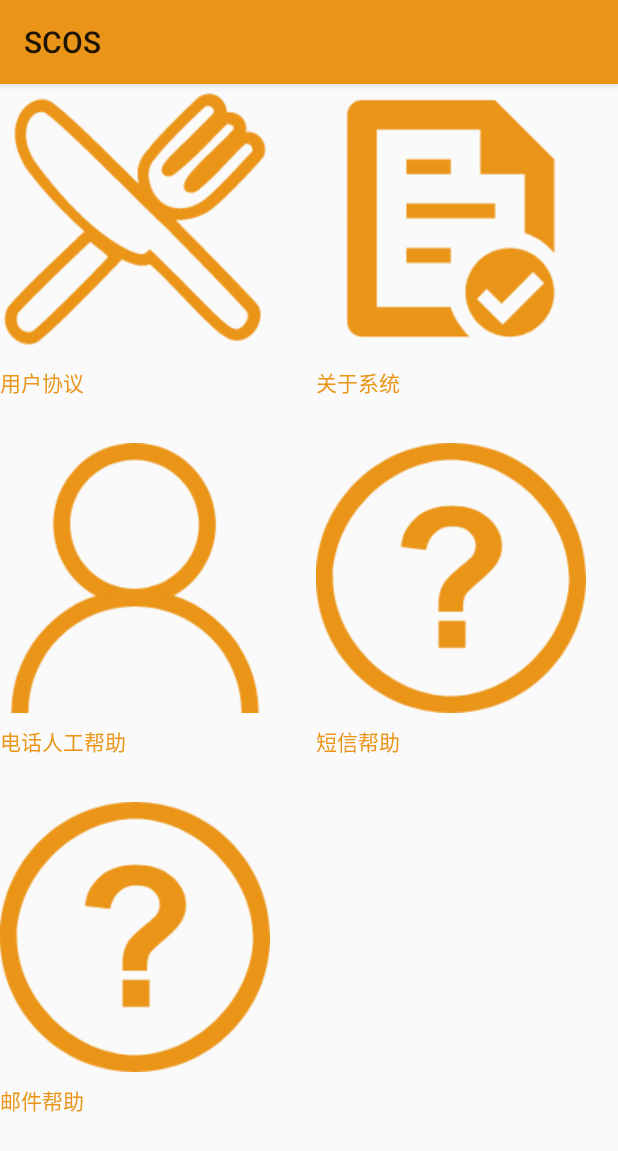
After one commit to lazysheep233/AndroidHomework, an Android app: the SCOSHelper screen opened directly, with no data from a screen before it, on a phone screen of 412 x 824 dp. The commit adds this screen. Shown: the top 1151 px of the screen. Run offline under Robolectric (Android 15) with nearby library versions, the phone set to English and light mode, and no system bars.

Commit message:
修改了E4中6.1

```diff
--- a/app/src/main/AndroidManifest.xml
+++ b/app/src/main/AndroidManifest.xml
@@ -51,8 +51,9 @@
             android:label="@string/title_activity_login_or_register" />
         <activity android:name=".buy1" />
         <activity android:name=".buy2" />
-        <activity android:name=".FoodOrderView"></activity>
-        <activity android:name=".FoodDetailed"></activity>
+        <activity android:name=".FoodOrderView" />
+        <activity android:name=".FoodDetailed" />
+        <activity android:name=".SCOSHelper"></activity>
     </application>
 
 </manifest>
--- a/app/src/main/java/es/source/code/activity/MainScreen.java
+++ b/app/src/main/java/es/source/code/activity/MainScreen.java
@@ -1,6 +1,8 @@
 package es.source.code.activity;
 
+import android.content.Context;
 import android.content.Intent;
+import android.content.SharedPreferences;
 import android.os.Bundle;
 import android.support.annotation.NonNull;
 import android.support.design.widget.BottomNavigationView;
@@ -52,6 +54,8 @@ public class MainScreen extends AppCompatActivity {
         BottomNavigationView navigation = (BottomNavigationView) findViewById(R.id.navigation);
         navigation.setOnNavigationItemSelectedListener(mOnNavigationItemSelectedListener);
 
+        SharedPreferences preferences=getSharedPreferences("userrecord", Context.MODE_PRIVATE);
+        Boolean state =preferences.getBoolean("loginState",false);
 
         /*
         Intent intent1 = getIntent();
--- /dev/null
+++ b/app/src/main/java/es/source/code/activity/SCOSHelper.java
@@ -0,0 +1,82 @@
+package es.source.code.activity;
+
+import android.content.Intent;
+import android.support.v7.app.AppCompatActivity;
+import android.os.Bundle;
+import android.view.View;
+import android.widget.AdapterView;
+import android.widget.GridView;
+import android.widget.SimpleAdapter;
+import android.widget.Toast;
+
+import java.util.ArrayList;
+import java.util.HashMap;
+import java.util.List;
+import java.util.Map;
+
+public class SCOSHelper extends AppCompatActivity implements AdapterView.OnItemClickListener{
+
+    private GridView gview;
+    private List<Map<String, Object>> data_list;
+    private SimpleAdapter sim_adapter;
+
+    private int[] icon = {R.drawable.buy, R.drawable.order,
+            R.drawable.login, R.drawable.help,R.drawable.help};
+    private String[] iconName = {"用户协议", "关于系统", "电话人工帮助", "短信帮助","邮件帮助"};
+
+    @Override
+    protected void onCreate(Bundle savedInstanceState) {
+        super.onCreate(savedInstanceState);
+        setContentView(R.layout.helper);
+
+        gview = (GridView) findViewById(R.id.helpgview);
+
+        data_list = new ArrayList<Map<String, Object>>();
+
+        String[] from = {"image", "text"};
+        int[] to = {R.id.image, R.id.text};
+
+        sim_adapter = new SimpleAdapter(this, data_list, R.layout.item, from, to);
+
+        getData();
+        gview.setAdapter(sim_adapter);
+        gview.setOnItemClickListener(this);
+    }
+
+    public List<Map<String, Object>> getData() {
+
+        for (int i = 0; i < icon.length; i++) {
+            Map<String, Object> map = new HashMap<String, Object>();
+            map.put("image", icon[i]);
+            map.put("text", iconName[i]);
+            data_list.add(map);
+        }
+
+        return data_list;
+    }
+
+    public void onItemClick(AdapterView<?> parent, View view, int position, long id) {
+
+        if (data_list.size()==5){
+            switch (position) {
+                case 0:
+                    Toast.makeText(SCOSHelper.this, "1", Toast.LENGTH_SHORT).show();
+                    break;
+                case 1:
+                    Toast.makeText(SCOSHelper.this, "2", Toast.LENGTH_SHORT).show();
+                    break;
+                case 2:
+                    Toast.makeText(SCOSHelper.this, "3", Toast.LENGTH_SHORT).show();
+                    break;
+                case 3:
+                    Toast.makeText(SCOSHelper.this, "4", Toast.LENGTH_SHORT).show();
+                    break;
+                case 4:
+                    Toast.makeText(SCOSHelper.this, "5", Toast.LENGTH_SHORT).show();
+                    break;
+            }
+        }
+
+
+    }
+}
--- /dev/null
+++ b/app/src/main/res/layout/helper.xml
@@ -0,0 +1,18 @@
+<?xml version="1.0" encoding="utf-8"?>
+<RelativeLayout xmlns:android="http://schemas.android.com/apk/res/android"
+    android:layout_width="match_parent" android:layout_height="match_parent">
+
+    <GridView
+        android:id="@+id/helpgview"
+        android:layout_width="wrap_content"
+        android:layout_height="wrap_content"
+        android:numColumns="2"
+        android:columnWidth="80dp"
+        android:stretchMode="columnWidth"
+        android:verticalSpacing="30dp"
+        android:horizontalSpacing="10dp"
+        android:gravity="center"
+
+        ></GridView>
+
+</RelativeLayout>
```
Also changed, not shown: app/src/main/java/es/source/code/activity/LoginOrRegister.java (+26 -7 lines), app/src/main/java/es/source/code/activity/MainScreen2.java (+15 -5 lines), app/src/main/res/layout/activity_scoshelper.xml (added, +9 -0 lines), app/build.gradle (line endings or trailing spaces).
